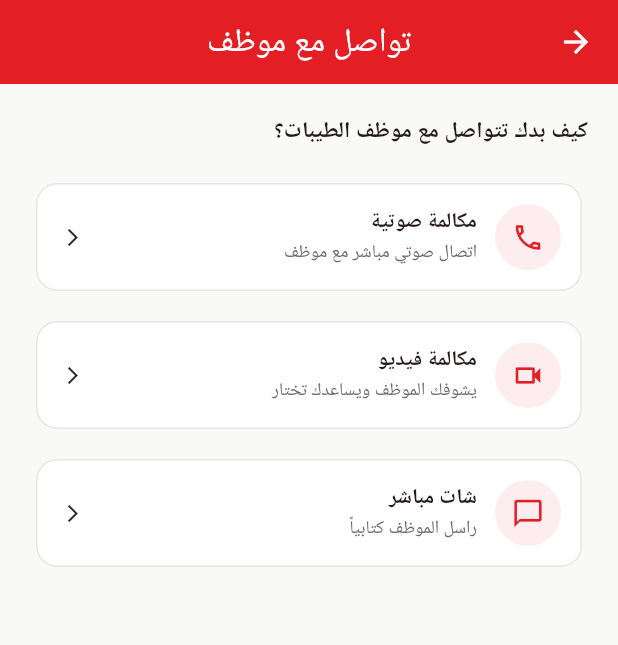
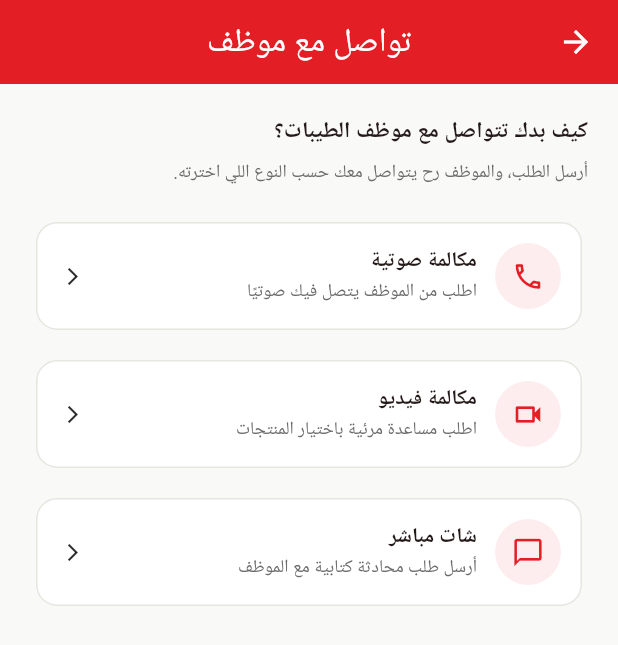
Before and after one commit to Huthayfa-Alomari/altayebat_app, a Flutter app: the CallScreen screen opened directly, on a phone screen of 412 x 824 dp. Shown: the top 645 px of the screen. Run offline on Flutter 3.47's test engine with Material 3 defaults, Android fonts, the phone set to English and light mode, and no system bars; our stand-ins replace supabase_flutter; accounts and stored records are empty; Roboto replaces fonts that are missing (Cairo).

Commit message:
fix: harden customer support request flow

```diff
--- a/altayebat_app/lib/screens/call_screen.dart
+++ b/altayebat_app/lib/screens/call_screen.dart
@@ -2,11 +2,6 @@
 import '../services/supabase_service.dart';
 import '../theme/app_theme.dart';
 
-// شاشة اختيار نوع التواصل مع موظف المول.
-// ملاحظة تقنية: الاتصال الفعلي (صوت/فيديو) بيحتاج دمج SDK متخصص
-// متل Agora أو Stream — هاي الشاشة جاهزة لتستقبل ذاك الدمج، وهلأ
-// بتسجل طلب التواصل بقاعدة البيانات (call_requests) والموظف يشوفه
-// من لوحة التحكم ويرد.
 class CallScreen extends StatefulWidget {
   final String? orderId;
 
@@ -19,17 +14,28 @@
 class _CallScreenState extends State<CallScreen> {
   bool _loading = false;
   String? _requestedType;
+  String? _error;
 
   Future<void> _requestCall(String type) async {
-    setState(() => _loading = true);
+    setState(() {
+      _loading = true;
+      _error = null;
+    });
+
     try {
       await SupabaseService.requestCall(
         type: type,
         orderId: widget.orderId,
       );
+      if (!mounted) return;
       setState(() => _requestedType = type);
+    } catch (_) {
+      if (!mounted) return;
+      setState(() {
+        _error = 'تعذر إرسال طلب التواصل. تأكد من الإنترنت وجرب مرة ثانية.';
+      });
     } finally {
-      setState(() => _loading = false);
+      if (mounted) setState(() => _loading = false);
     }
   }
 
@@ -37,7 +43,8 @@
   Widget build(BuildContext context) {
     return Scaffold(
       appBar: AppBar(title: const Text('تواصل مع موظف')),
-      body: Padding(
+      body: SafeArea(
+        child: Padding(
           padding: const EdgeInsets.all(20),
           child: _requestedType != null
               ? _waitingState()
@@ -46,30 +53,67 @@
                   children: [
                     const Text(
                       'كيف بدك تتواصل مع موظف الطيبات؟',
-                    style: TextStyle(fontSize: 15, fontWeight: FontWeight.w600),
+                      style: TextStyle(
+                        fontSize: 15,
+                        fontWeight: FontWeight.w600,
                       ),
+                    ),
+                    const SizedBox(height: 8),
+                    const Text(
+                      'أرسل الطلب، والموظف رح يتواصل معك حسب النوع اللي اخترته.',
+                      style: TextStyle(
+                        fontSize: 12,
+                        color: AppColors.textSecondary,
+                      ),
+                    ),
+                    if (_error != null) ...[
+                      const SizedBox(height: 14),
+                      Container(
+                        padding: const EdgeInsets.all(12),
+                        decoration: BoxDecoration(
+                          color: Colors.red.shade50,
+                          borderRadius: BorderRadius.circular(12),
+                        ),
+                        child: Text(
+                          _error!,
+                          style: TextStyle(
+                            color: Colors.red.shade800,
+                            fontSize: 12,
+                          ),
+                        ),
+                      ),
+                    ],
                     const SizedBox(height: 20),
                     _optionCard(
                       icon: Icons.call_outlined,
                       title: 'مكالمة صوتية',
-                    subtitle: 'اتصال صوتي مباشر مع موظف',
+                      subtitle: 'اطلب من الموظف يتصل فيك صوتيًا',
                       onTap: () => _requestCall('voice'),
                     ),
                     const SizedBox(height: 12),
                     _optionCard(
                       icon: Icons.videocam_outlined,
                       title: 'مكالمة فيديو',
-                    subtitle: 'يشوفك الموظف ويساعدك تختار',
+                      subtitle: 'اطلب مساعدة مرئية باختيار المنتجات',
                       onTap: () => _requestCall('video'),
                     ),
                     const SizedBox(height: 12),
                     _optionCard(
                       icon: Icons.chat_bubble_outline,
                       title: 'شات مباشر',
-                    subtitle: 'راسل الموظف كتابياً',
+                      subtitle: 'أرسل طلب محادثة كتابية مع الموظف',
                       onTap: () => _requestCall('chat'),
                     ),
+                    if (_loading) ...[
+                      const SizedBox(height: 20),
+                      const Center(
+                        child: CircularProgressIndicator(
+                          color: AppColors.primary,
+                        ),
+                      ),
                     ],
+                  ],
+                ),
         ),
       ),
     );
@@ -103,12 +147,20 @@
                 child: Column(
                   crossAxisAlignment: CrossAxisAlignment.start,
                   children: [
-                    Text(title,
+                    Text(
+                      title,
                       style: const TextStyle(
-                            fontSize: 14, fontWeight: FontWeight.w600)),
-                    Text(subtitle,
+                        fontSize: 14,
+                        fontWeight: FontWeight.w600,
+                      ),
+                    ),
+                    Text(
+                      subtitle,
                       style: const TextStyle(
-                            fontSize: 12, color: AppColors.textSecondary)),
+                        fontSize: 12,
+                        color: AppColors.textSecondary,
+                      ),
+                    ),
                   ],
                 ),
               ),
@@ -121,15 +173,39 @@
   }
 
   Widget _waitingState() {
+    const typeLabels = {
+      'voice': 'المكالمة الصوتية',
+      'video': 'مكالمة الفيديو',
+      'chat': 'الشات',
+    };
+
     return Column(
       mainAxisAlignment: MainAxisAlignment.center,
       children: [
-        const CircularProgressIndicator(color: AppColors.primary),
+        Container(
+          width: 72,
+          height: 72,
+          decoration: BoxDecoration(
+            color: AppColors.primary.withOpacity(0.08),
+            shape: BoxShape.circle,
+          ),
+          child: const Icon(
+            Icons.support_agent,
+            color: AppColors.primary,
+            size: 34,
+          ),
+        ),
         const SizedBox(height: 20),
+        Text(
+          'طلب ${typeLabels[_requestedType] ?? 'التواصل'} وصل للموظف',
+          textAlign: TextAlign.center,
+          style: const TextStyle(fontSize: 15, fontWeight: FontWeight.w600),
+        ),
+        const SizedBox(height: 8),
         const Text(
-          'طلبك وصل لموظف الطيبات، بانتظار الرد...',
+          'رح يتم التواصل معك بمجرد ما يكون الموظف متاح.',
           textAlign: TextAlign.center,
-          style: TextStyle(fontSize: 14),
+          style: TextStyle(fontSize: 13, color: AppColors.textSecondary),
         ),
       ],
     );
```
Lines whose indentation alone changed are shown as unchanged.
